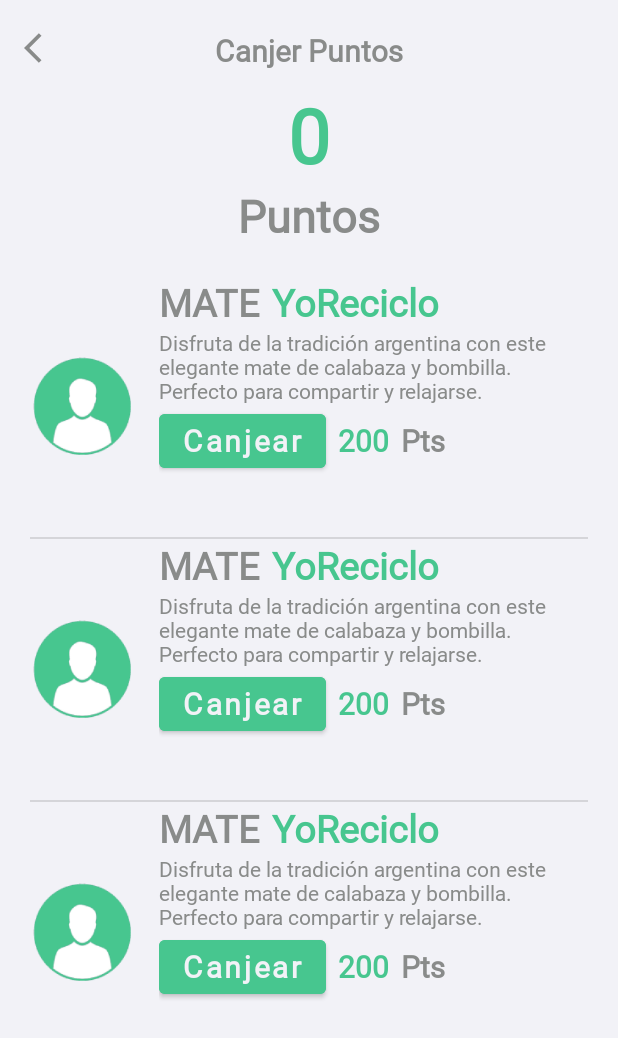
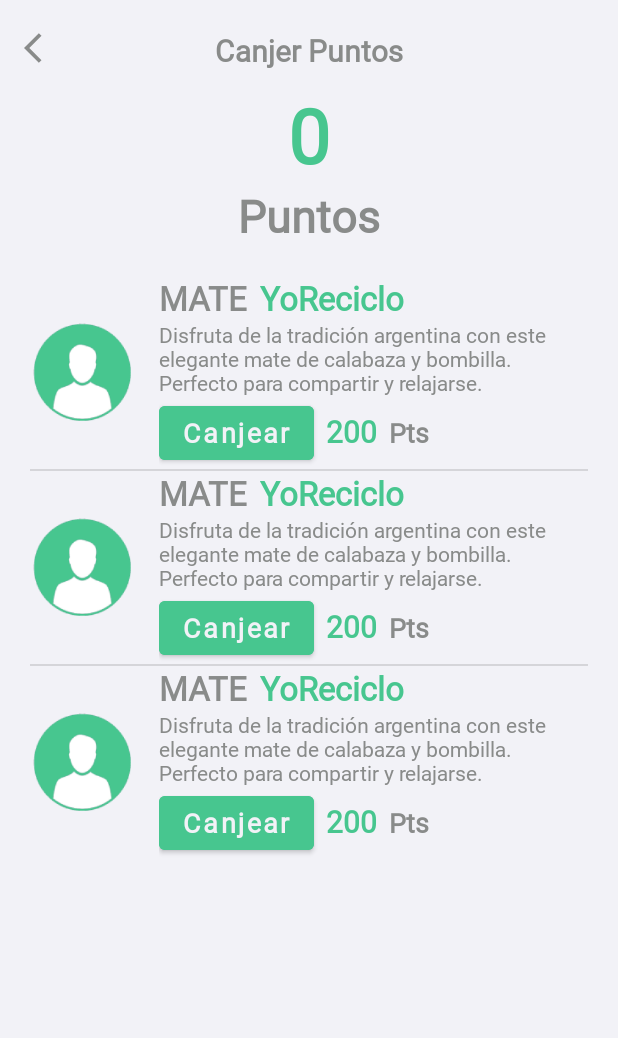
Before and after one commit to SoraBeat/TpFinalTUSI, an Android app: the activity_canjear_puntos screen opened directly, with no data from a screen before it, on a phone screen of 412 x 824 dp. Shown: the top 1038 px of the screen. Run offline under Robolectric (Android 15) with nearby library versions, the phone set to English and light mode, and no system bars; 1 statement that could not run was skipped.

Commit message:
item canjear

```diff
--- a/app/src/main/res/layout/adapter_item_canje.xml
+++ b/app/src/main/res/layout/adapter_item_canje.xml
@@ -47,7 +47,7 @@
                     android:id="@+id/product_title"
                     android:layout_width="wrap_content"
                     android:layout_height="wrap_content"
-                    android:textSize="25sp"
+                    android:textSize="22sp"
                     android:textStyle="bold"
                     android:text="Titulo"
                     android:textColor="@color/darkGrey"
@@ -58,7 +58,7 @@
                     android:layout_height="wrap_content"
                     android:text="YoReciclo"
                     android:textColor="@color/green"
-                    android:textSize="25sp"
+                    android:textSize="22sp"
                     android:textStyle="bold"/>
             </LinearLayout>
 
@@ -78,12 +78,11 @@
                     android:id="@+id/btnCanjear"
                     android:layout_width="wrap_content"
                     android:layout_height="wrap_content"
-                    android:layout_marginBottom="40dp"
                     android:backgroundTint="@color/green"
                     android:text="Canjear"
                     android:textAllCaps="false"
                     android:textColor="@color/white"
-                    android:textSize="20sp"
+                    android:textSize="18sp"
                     android:textStyle="bold"
                     android:layout_marginRight="8sp"/>
                 <TextView
@@ -98,7 +97,7 @@
                 <TextView
                     android:layout_width="wrap_content"
                     android:layout_height="wrap_content"
-                    android:textSize="20sp"
+                    android:textSize="18sp"
                     android:textStyle="bold"
                     android:textColor="@color/darkGrey"
                     android:text="Pts"/>
```
